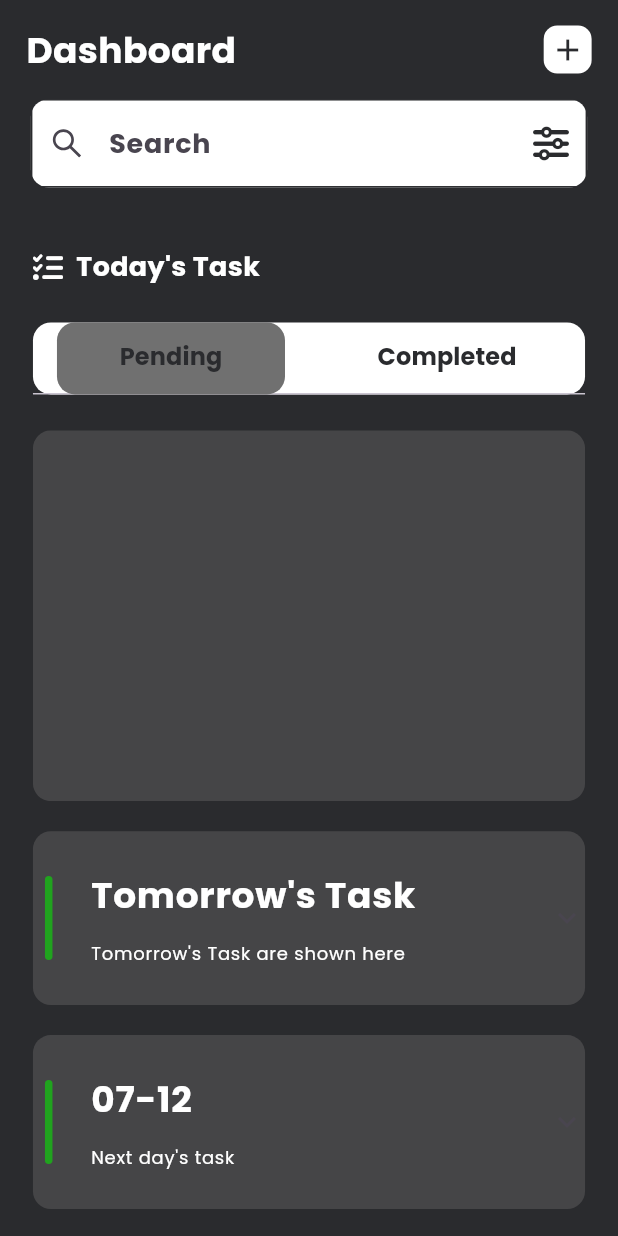
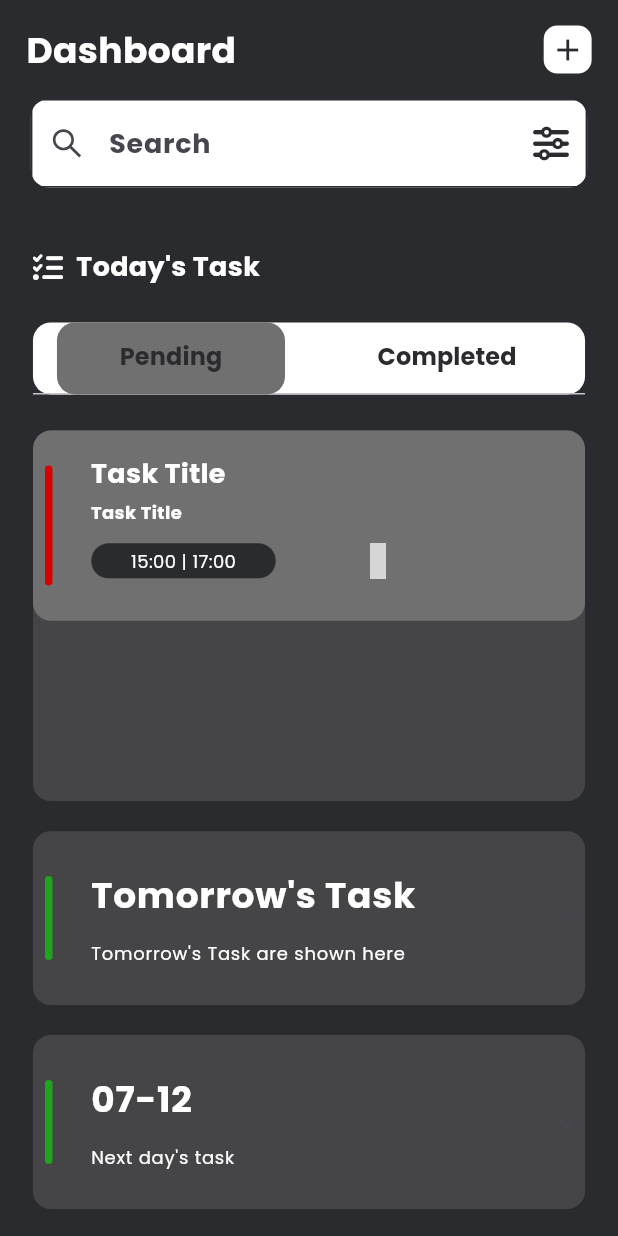
Before and after one commit to akosijho/flutter_todo_riverpod, a Flutter app: the screen it shows after launch, on a phone screen of 412 x 824 dp. Run offline on Flutter 3.47's test engine with Material 2 defaults, Android fonts, the phone set to English and light mode, and no system bars; our stand-ins replace country_picker, flutter_screenutil, flutter_vector_icons, google_fonts, hooks_riverpod, pinput and 1 more; grey boxes are pictures that could not be loaded.

```diff
--- a/lib/features/todo/pages/homepage.dart
+++ b/lib/features/todo/pages/homepage.dart
@@ -6,6 +6,7 @@ import 'package:flutter_todo_riverpod/common/widgets/gap.dart';
 import 'package:flutter_todo_riverpod/common/widgets/my_text.dart';
 import 'package:flutter_todo_riverpod/common/widgets/my_text_field.dart';
 import 'package:flutter_todo_riverpod/common/widgets/xpansion_tile.dart';
+import 'package:flutter_todo_riverpod/features/todo/widgets/todo_tile.dart';
 import 'package:flutter_vector_icons/flutter_vector_icons.dart';
 import 'package:hooks_riverpod/hooks_riverpod.dart';
 
@@ -157,6 +158,9 @@ class _MyHomePageState extends ConsumerState<MyHomePage>
                 const Gap(
                   height: 24,
                 ),
+                /*
+                * list of tasks
+                * */
                 SizedBox(
                   height: AppConstants.kHeight * 0.3,
                   width: AppConstants.kWidth,
@@ -165,10 +169,24 @@ class _MyHomePageState extends ConsumerState<MyHomePage>
                     child: TabBarView(
                       controller: _tabController,
                       children: [
+                        /*
+                        * Pending tasks list
+                        * */
                         Container(
                           color: AppConstants.kBkLight,
                           height: AppConstants.kHeight * 0.3,
+                          child: ListView(
+                            children: const [
+                              TodoTile(
+                                start: "15:00",
+                                end: "17:00",
+                              )
+                            ],
+                          ),
                         ),
+                        /*
+                        * completed tasks list
+                        * */
                         Container(
                           color: AppConstants.kBkLight,
                           height: AppConstants.kHeight * 0.3,
```
Also changed, not shown: lib/features/todo/widgets/todo_tile.dart (+5 -5 lines).
